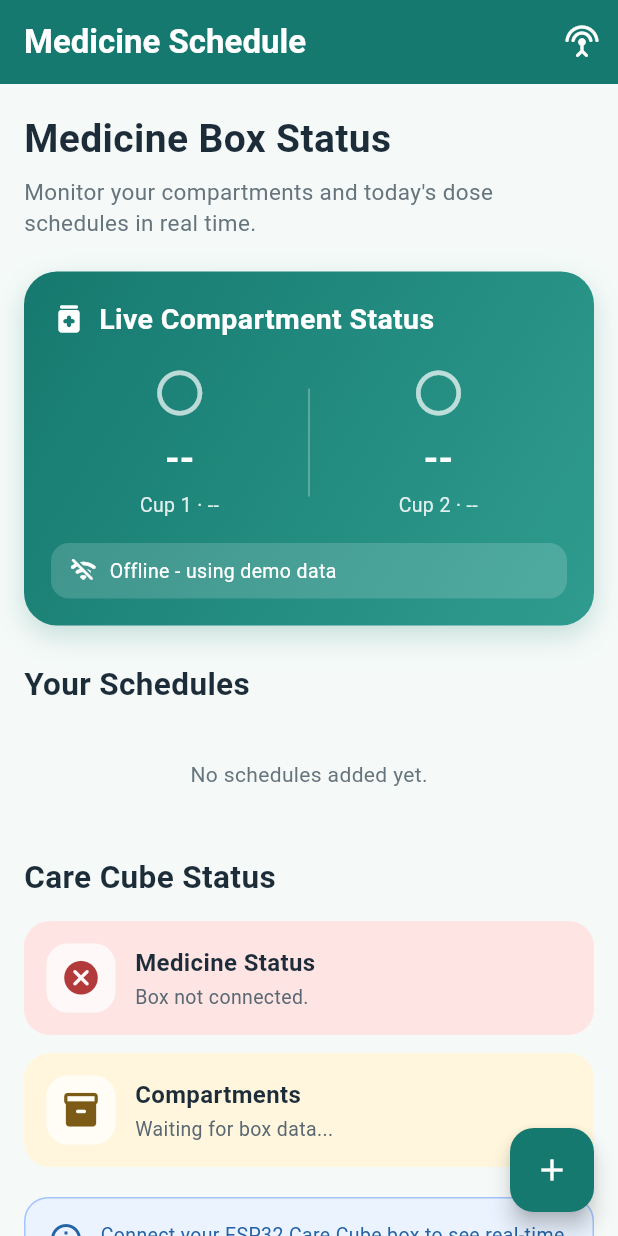
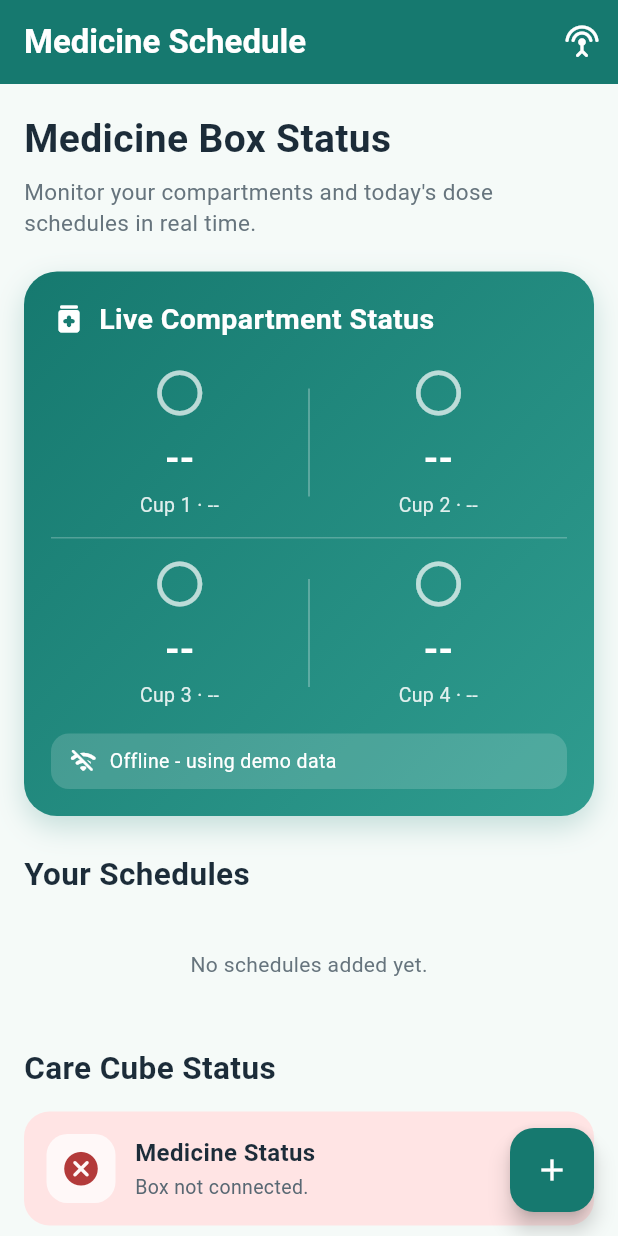
Before and after one commit to ZephyrNULL/care_cube-flutter, a Flutter app: the MedicineScreen screen opened directly, on a phone screen of 412 x 824 dp. Run offline on Flutter 3.47's test engine with Material 3 defaults, Android fonts, the phone set to English and light mode, and no system bars; our stand-ins replace flutter_local_notifications, shared_preferences, supabase_flutter, timezone; missing offline and left inert: flutter_system_ringtones, mqtt_client; accounts and stored records are empty.

Commit message:
Update live compartment status to 4 cups

```diff
--- a/lib/screens/medicine_screen.dart
+++ b/lib/screens/medicine_screen.dart
@@ -22,10 +22,14 @@ class _MedicineScreenState extends State<MedicineScreen> {
 
   int? _sensor1Distance;
   int? _sensor2Distance;
+  int? _sensor3Distance;
+  int? _sensor4Distance;
   bool? _compartment1Present;
   bool? _compartment2Present;
+  bool? _compartment3Present;
+  bool? _compartment4Present;
   int _medicineCount = 0;
-  int _totalCompartments = 2;
+  int _totalCompartments = 4;
 
   late Stream<List<MedicineSchedule>> _schedulesStream;
 
@@ -56,8 +60,12 @@ class _MedicineScreenState extends State<MedicineScreen> {
         setState(() {
           _sensor1Distance = data['sensor1_distance'] is num ? (data['sensor1_distance'] as num).toInt() : _sensor1Distance;
           _sensor2Distance = data['sensor2_distance'] is num ? (data['sensor2_distance'] as num).toInt() : _sensor2Distance;
+          _sensor3Distance = data['sensor3_distance'] is num ? (data['sensor3_distance'] as num).toInt() : _sensor3Distance;
+          _sensor4Distance = data['sensor4_distance'] is num ? (data['sensor4_distance'] as num).toInt() : _sensor4Distance;
           _compartment1Present = data['compartment1_present'] is bool ? data['compartment1_present'] as bool : _compartment1Present;
           _compartment2Present = data['compartment2_present'] is bool ? data['compartment2_present'] as bool : _compartment2Present;
+          _compartment3Present = data['compartment3_present'] is bool ? data['compartment3_present'] as bool : _compartment3Present;
+          _compartment4Present = data['compartment4_present'] is bool ? data['compartment4_present'] as bool : _compartment4Present;
           _medicineCount = data['medicine_count'] is num ? (data['medicine_count'] as num).toInt() : _medicineCount;
           _totalCompartments = data['total_compartments'] is num ? (data['total_compartments'] as num).toInt() : _totalCompartments;
           _isConnected = true;
@@ -359,6 +367,15 @@ class _MedicineScreenState extends State<MedicineScreen> {
             Container(width: 1, height: 72, color: Colors.white.withOpacity(0.35)),
             Expanded(child: _buildCompartmentItem(compartment: 'Cup 2', present: _compartment2Present, distance: _sensor2Distance)),
           ]),
+          const Padding(
+            padding: EdgeInsets.symmetric(vertical: 12),
+            child: Divider(color: Colors.white24, height: 1),
+          ),
+          Row(children: [
+            Expanded(child: _buildCompartmentItem(compartment: 'Cup 3', present: _compartment3Present, distance: _sensor3Distance)),
+            Container(width: 1, height: 72, color: Colors.white.withOpacity(0.35)),
+            Expanded(child: _buildCompartmentItem(compartment: 'Cup 4', present: _compartment4Present, distance: _sensor4Distance)),
+          ]),
           const SizedBox(height: 16),
           Container(
             padding: const EdgeInsets.symmetric(horizontal: 12, vertical: 9),
@@ -402,6 +419,8 @@ class _MedicineScreenState extends State<MedicineScreen> {
     final String compartmentsSummary = [
       if (_compartment1Present != null) 'Cup 1: ${_compartment1Present! ? 'Filled' : 'Empty'}',
       if (_compartment2Present != null) 'Cup 2: ${_compartment2Present! ? 'Filled' : 'Empty'}',
+      if (_compartment3Present != null) 'Cup 3: ${_compartment3Present! ? 'Filled' : 'Empty'}',
+      if (_compartment4Present != null) 'Cup 4: ${_compartment4Present! ? 'Filled' : 'Empty'}',
     ].join(' · ');
 
     return Column(
```
